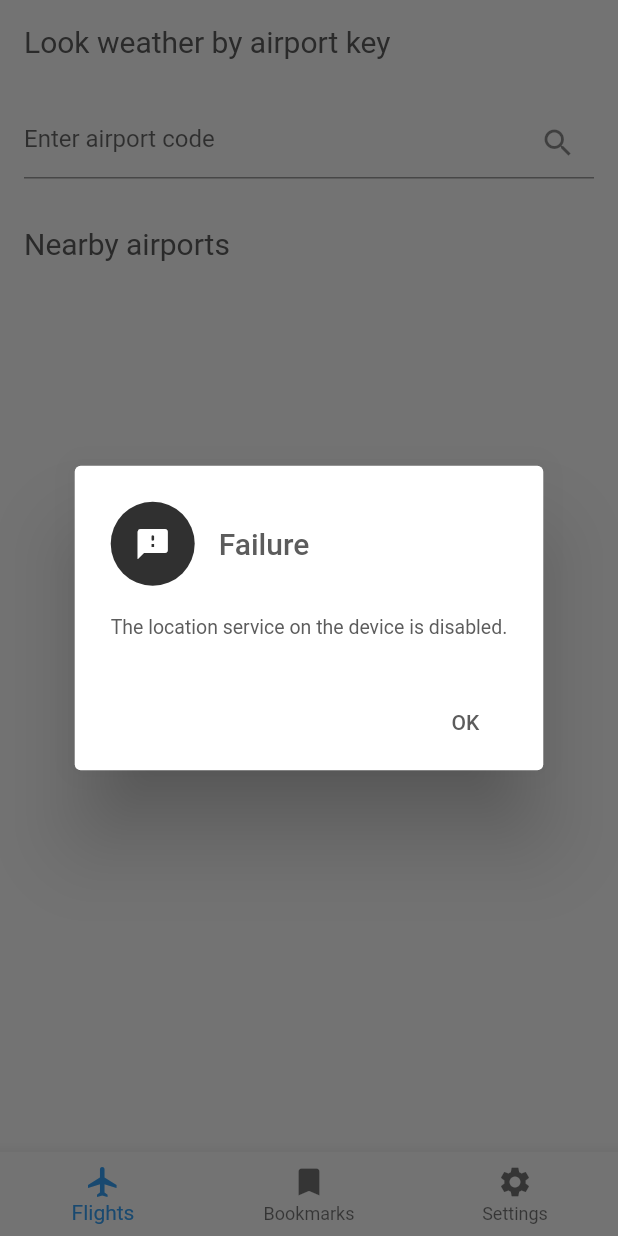
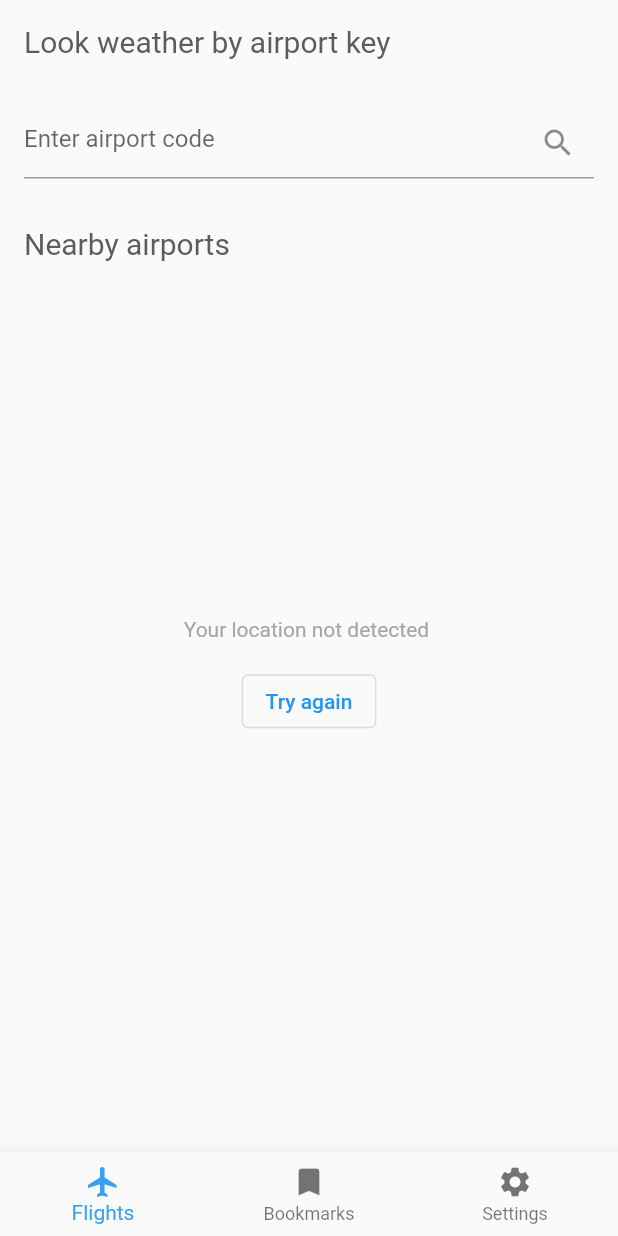
Before and after one commit to SERDUN/Airport-management, a Flutter app: the screen it shows after launch, on a phone screen of 412 x 824 dp. Run offline on Flutter 3.47's test engine with Material 2 defaults, Android fonts, the phone set to English and light mode, and no system bars; drawn by our look-alikes of pull_to_refresh; our stand-ins replace bloc, connectivity, dio, equatable, flutter_bloc, geolocator and 5 more; missing offline and left inert: dart:ffi, dio_cache_interceptor; statements that could not run were skipped.

Commit message:
Updated logic with location

```diff
--- a/lib/data/repository/location_repository.dart
+++ b/lib/data/repository/location_repository.dart
@@ -8,8 +8,6 @@ import 'package:geolocator/geolocator.dart';
 import 'package:shared_preferences/shared_preferences.dart';
 
 class LocationRepositoryImpl implements LocationRepository {
-  LocationAccuracy desiredAccuracy = LocationAccuracy.low;
-
 
   @override
   Future<LocationPermissionType> checkLocationPermission() async {
@@ -71,17 +69,15 @@ class LocationRepositoryImpl implements LocationRepository {
   @override
   Future<Either<Failure, LocationModel>> getCurrentLocation() async {
     try {
-      var lastPosition = await Geolocator.getCurrentPosition(
-          desiredAccuracy: desiredAccuracy, timeLimit: Duration(seconds: 25));
+      var lastPosition = await Geolocator.getLastKnownPosition();
       return Future.value(Right(LocationModel(
           lat: lastPosition.latitude, lng: lastPosition.longitude)));
     } catch (e) {
       Failure message = ErrorMessage(e.toString());
+      message.failureType = FailureType.LOCATION_DETECT;
       return Future.value(Left(message));
     }
   }
-
-
 
   @override
   Future<LocationPermissionType> openSettingsLocationPermission() async {
--- a/lib/domain/entity/models/error/failures.dart
+++ b/lib/domain/entity/models/error/failures.dart
@@ -5,9 +5,15 @@ import 'package:Aevius/domain/utils/utils.dart';
 
 abstract class Failure {
   String getMessage();
+
+  FailureType failureType = FailureType.DEFAULT;
 }
 
-//// General failures
+enum FailureType {
+  DEFAULT,
+  LOCATION_DETECT
+}
+
 class ServerFailure extends Failure {
   final int statusCode;
   final dynamic data;
@@ -63,7 +69,7 @@ class ServerFailure extends Failure {
 
   @override
   String getMessage() {
-    print("HttpException: "+_displayFailure);
+    print("HttpException: " + _displayFailure);
     return _displayFailure;
   }
 }
--- a/lib/domain/usecases/airport/GetNearbyAirportsUseCaseImpl.dart
+++ b/lib/domain/usecases/airport/GetNearbyAirportsUseCaseImpl.dart
@@ -24,8 +24,11 @@ class GetNearbyAirportsUseCaseImpl extends GetNearbyAirportsUseCase {
   @override
   Future<Either<Failure, List<AirportModel>>> invoke() async {
     var locationResult = await locationRepository.getCurrentLocation();
-    if (locationResult.isLeft)
-      return Left(ErrorMessage(locationResult.left.getMessage()));
+    if (locationResult.isLeft) {
+      var error = ErrorMessage(locationResult.left.getMessage());
+      error.failureType = locationResult.left.failureType;
+      return Left(error);
+    }
 
     var radiusResult = await settingRepository.getRadiusForGetNearbyAirport();
     if (radiusResult.isLeft)
--- a/lib/presenter/pages/root/airports/airports_page.dart
+++ b/lib/presenter/pages/root/airports/airports_page.dart
@@ -4,6 +4,7 @@ import 'package:Aevius/presenter/common/style/thema.dart';
 import 'package:Aevius/presenter/common/ui/base_indicator.dart';
 import 'package:Aevius/presenter/pages/root/airports/airoport_item_widget.dart';
 import 'package:Aevius/presenter/pages/splash/bloc/splash_bloc.dart';
+import 'package:flutter/cupertino.dart';
 import 'package:flutter/material.dart';
 import 'package:flutter/widgets.dart';
 import 'package:flutter_bloc/flutter_bloc.dart';
@@ -71,14 +72,7 @@ class _AirportsPageState extends State<AirportsPage> {
             ),
           ]),
         ),
-        Container(
-            margin: EdgeInsets.all(16),
-            child: Text(
-              "Nearby "
-              "airports",
-              style: h20BlackStyle,
-            )),
-        buildNearbyAirportsPage()
+        Expanded(child: buildNearbyAirportsPage()),
       ],
     ));
   }
@@ -104,7 +98,6 @@ class _AirportsPageState extends State<AirportsPage> {
 
         if (state is AirportsLoaded) {
           _refreshController.refreshCompleted();
-
         }
         if (state is AirportFailureState) {
           _refreshController.refreshCompleted();
@@ -118,17 +111,28 @@ class _AirportsPageState extends State<AirportsPage> {
         }
       },
       child: BlocBuilder<AirportsBloc, AirportsState>(builder: (ctx, state) {
-        return Expanded(
-            child: Stack(
+        return Container(
+            child: Stack(children: [
+          Column(
             children: [
-            Theme(
-                data: Theme.of(context).copyWith(primaryColor: Colors.black),
+              Row(children: [Container(
+                  margin: EdgeInsets.all(16),
+                  child: Text(
+                    "Nearby "
+                        "airports",
+                    style: h20BlackStyle,
+                  ))],),
+              Expanded(
+                  child: Theme(
+                      data: Theme.of(context)
+                          .copyWith(primaryColor: Colors.black),
                       child: SmartRefresher(
                         enablePullDown: true,
                         enablePullUp: false,
                         controller: _refreshController,
                         onRefresh: _onRefresh,
                         child: ListView.builder(
+                          shrinkWrap: true,
                           itemCount: state.airports.length,
                           itemBuilder: (context, index) {
                             var airport = state.airports[index];
@@ -142,11 +146,39 @@ class _AirportsPageState extends State<AirportsPage> {
                               },
                             );
                           },
+                        ),
                       ))),
-            (state is AirportsInitial) ? BaseIndicator() : SizedBox()
             ],
-        ));
+          ),
+              state is AirportsInitial ? BaseIndicator() : SizedBox(),
+              state is LocationNotDetectedFailureState
+                  ? locationNotDetect()
+                  : SizedBox()
+        ]));
       }),
+    );
+  }
+
+  Center locationNotDetect() {
+    return Center(
+      child: Column(
+        mainAxisSize: MainAxisSize.max,
+        mainAxisAlignment: MainAxisAlignment.center,
+        children: [
+          Text(
+            "Your location not detected ",
+            style: h14Grey,
+          ),
+          SizedBox(
+            height: 16,
+          ),
+          OutlinedButton(
+              onPressed: () {
+                _bloc.add(LoadNearbyAirports());
+              },
+              child: Text("Try again"))
+        ],
+      ),
     );
   }
 
--- a/lib/presenter/pages/root/airports/bloc/airports_bloc.dart
+++ b/lib/presenter/pages/root/airports/bloc/airports_bloc.dart
@@ -2,6 +2,7 @@ import 'dart:async';
 
 import 'package:Aevius/domain/entity/models/airport_model.dart';
 import 'package:Aevius/domain/entity/models/cloud_model.dart';
+import 'package:Aevius/domain/entity/models/error/failures.dart';
 import 'package:Aevius/domain/entity/models/weather_model.dart';
 import 'package:Aevius/domain/repository/base_repository.dart';
 import 'package:Aevius/domain/repository/location_repository.dart';
@@ -40,10 +41,15 @@ class AirportsBloc extends Bloc<AirportsEvent, AirportsState> {
   }
 
   Stream<AirportsState> handleGettingAirports() async* {
+    if (state.airports.isEmpty) yield AirportsInitial(state.airports);
     var airportsResult = await getNearbyAirportsUseCase.invoke();
 
-    if (airportsResult.isLeft)
+    if (airportsResult.isLeft) if (airportsResult.left.failureType ==
+        FailureType.DEFAULT)
       yield AirportFailureState(
+          state.airports, airportsResult.left.getMessage());
+    else
+      yield LocationNotDetectedFailureState(
           state.airports, airportsResult.left.getMessage());
 
     if (airportsResult.isRight) yield AirportsLoaded(airportsResult.right);
@@ -64,8 +70,7 @@ class AirportsBloc extends Bloc<AirportsEvent, AirportsState> {
   Stream<AirportsState> handleAddingToBookmark(
       AirportModel airportModel) async* {
     yield AirportsInitial(state.airports);
-    var airportsResult =
-        await addAirportToBookmarkUseCase.invoke(airportModel);
+    var airportsResult = await addAirportToBookmarkUseCase.invoke(airportModel);
 
     if (airportsResult.isLeft)
       yield AirportFailureState(
--- a/lib/presenter/pages/root/airports/bloc/airports_state.dart
+++ b/lib/presenter/pages/root/airports/bloc/airports_state.dart
@@ -41,6 +41,16 @@ class AirportFailureState extends AirportsState {
   List<Object> get props => [airports, DateTime.now().microsecondsSinceEpoch,message];
 }
 
+class LocationNotDetectedFailureState extends AirportsState {
+  final String message;
+
+  LocationNotDetectedFailureState(List<AirportModel> airports, this.message)
+      : super(airports);
+
+  @override
+  List<Object> get props => [airports, DateTime.now().microsecondsSinceEpoch,message];
+}
+
 
 class AirportWasAddedToBookmark extends AirportsState {
   AirportWasAddedToBookmark(List<AirportModel> airports) : super(airports);
```
Also changed, not shown: pubspec.lock. Lines whose indentation alone changed are shown as unchanged.
